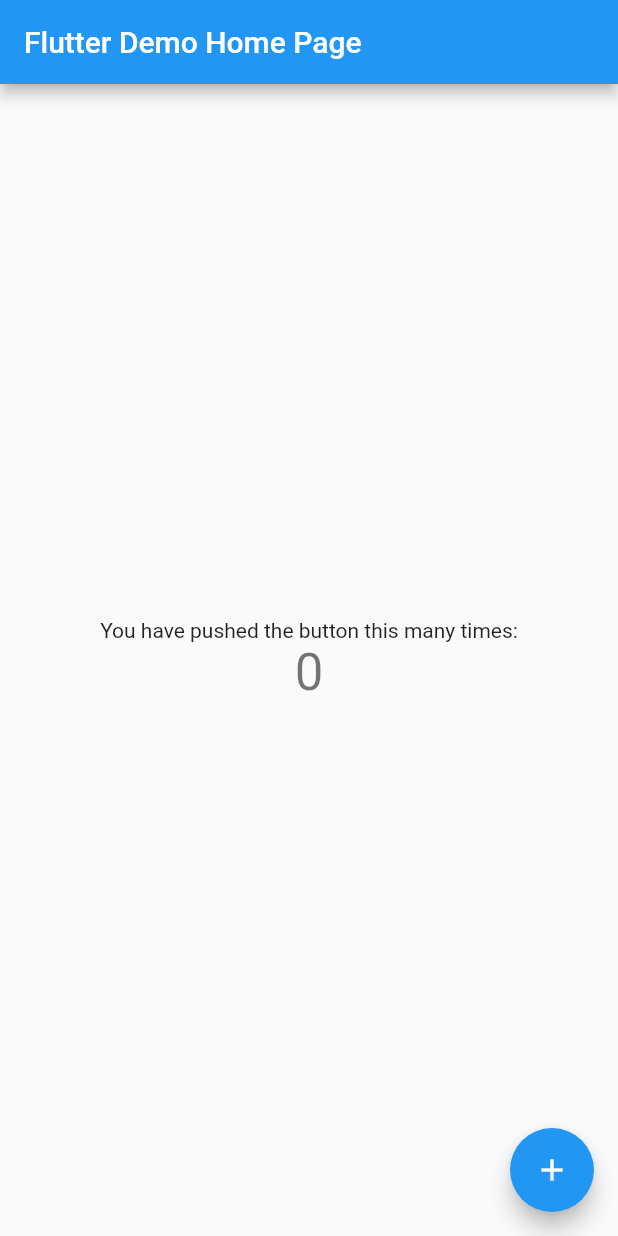
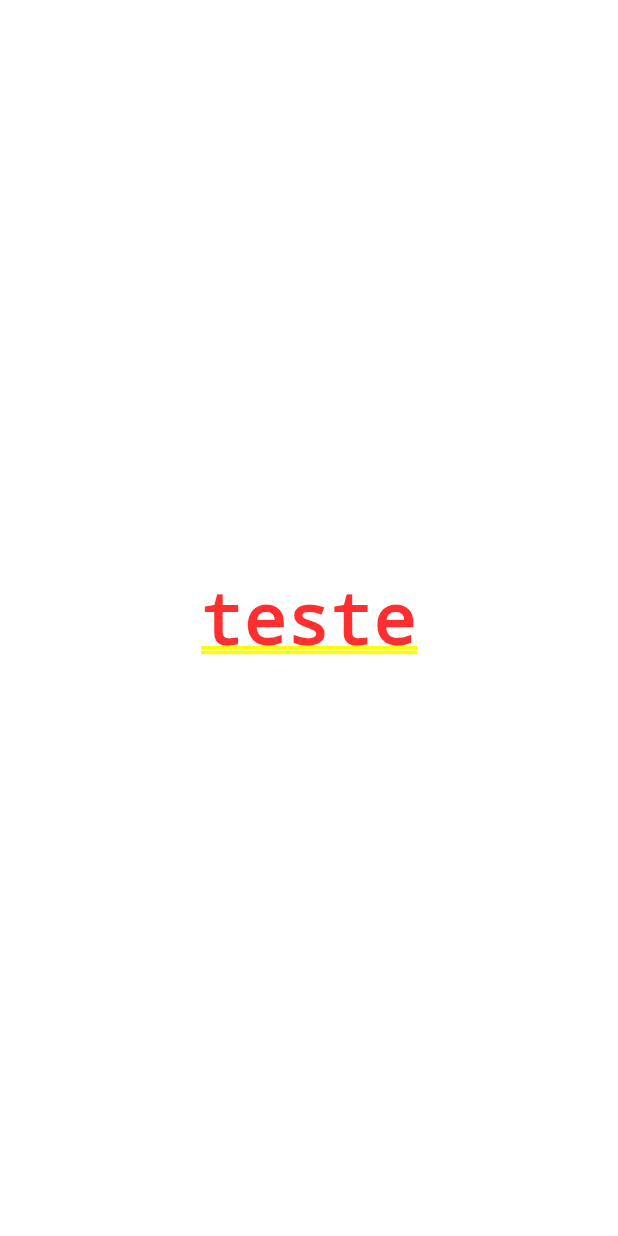
Before and after one commit to jtandrelevicius/example_flutter, a Flutter app: the screen it shows after launch, on a phone screen of 412 x 824 dp. Run offline on Flutter 3.47's test engine with Material 2 defaults, Android fonts, the phone set to English and light mode, and no system bars.

Commit message:
create project

```diff
--- a/lib/main.dart
+++ b/lib/main.dart
@@ -1,115 +1,23 @@
 import 'package:flutter/material.dart';
 
-void main() {
-  runApp(const MyApp());
+main() {
+  runApp(AppWidget(
+    stringTitle: 'Teste de texto',
+  ));
 }
 
-class MyApp extends StatelessWidget {
-  const MyApp({Key? key}) : super(key: key);
+class AppWidget extends StatelessWidget {
+  final String stringTitle;
 
-  // This widget is the root of your application.
+  const AppWidget({Key? key, required this.stringTitle}) : super(key: key);
+
   @override
   Widget build(BuildContext context) {
     return MaterialApp(
-      title: 'Flutter Demo',
-      theme: ThemeData(
-        // This is the theme of your application.
-        //
-        // Try running your application with "flutter run". You'll see the
-        // application has a blue toolbar. Then, without quitting the app, try
-        // changing the primarySwatch below to Colors.green and then invoke
-        // "hot reload" (press "r" in the console where you ran "flutter run",
-        // or simply save your changes to "hot reload" in a Flutter IDE).
-        // Notice that the counter didn't reset back to zero; the application
-        // is not restarted.
-        primarySwatch: Colors.blue,
+      theme: ThemeData(primarySwatch: Colors.blue),
+      home: Container(
+        child: Center(child: Text('teste')),
       ),
-      home: const MyHomePage(title: 'Flutter Demo Home Page'),
     );
   }
 }
-
-class MyHomePage extends StatefulWidget {
-  const MyHomePage({Key? key, required this.title}) : super(key: key);
-
-  // This widget is the home page of your application. It is stateful, meaning
-  // that it has a State object (defined below) that contains fields that affect
-  // how it looks.
-
-  // This class is the configuration for the state. It holds the values (in this
-  // case the title) provided by the parent (in this case the App widget) and
-  // used by the build method of the State. Fields in a Widget subclass are
-  // always marked "final".
-
-  final String title;
-
-  @override
-  State<MyHomePage> createState() => _MyHomePageState();
-}
-
-class _MyHomePageState extends State<MyHomePage> {
-  int _counter = 0;
-
-  void _incrementCounter() {
-    setState(() {
-      // This call to setState tells the Flutter framework that something has
-      // changed in this State, which causes it to rerun the build method below
-      // so that the display can reflect the updated values. If we changed
-      // _counter without calling setState(), then the build method would not be
-      // called again, and so nothing would appear to happen.
-      _counter++;
-    });
-  }
-
-  @override
-  Widget build(BuildContext context) {
-    // This method is rerun every time setState is called, for instance as done
-    // by the _incrementCounter method above.
-    //
-    // The Flutter framework has been optimized to make rerunning build methods
-    // fast, so that you can just rebuild anything that needs updating rather
-    // than having to individually change instances of widgets.
-    return Scaffold(
-      appBar: AppBar(
-        // Here we take the value from the MyHomePage object that was created by
-        // the App.build method, and use it to set our appbar title.
-        title: Text(widget.title),
-      ),
-      body: Center(
-        // Center is a layout widget. It takes a single child and positions it
-        // in the middle of the parent.
-        child: Column(
-          // Column is also a layout widget. It takes a list of children and
-          // arranges them vertically. By default, it sizes itself to fit its
-          // children horizontally, and tries to be as tall as its parent.
-          //
-          // Invoke "debug painting" (press "p" in the console, choose the
-          // "Toggle Debug Paint" action from the Flutter Inspector in Android
-          // Studio, or the "Toggle Debug Paint" command in Visual Studio Code)
-          // to see the wireframe for each widget.
-          //
-          // Column has various properties to control how it sizes itself and
-          // how it positions its children. Here we use mainAxisAlignment to
-          // center the children vertically; the main axis here is the vertical
-          // axis because Columns are vertical (the cross axis would be
-          // horizontal).
-          mainAxisAlignment: MainAxisAlignment.center,
-          children: <Widget>[
-            const Text(
-              'You have pushed the button this many times:',
-            ),
-            Text(
-              '$_counter',
-              style: Theme.of(context).textTheme.headline4,
-            ),
-          ],
-        ),
-      ),
-      floatingActionButton: FloatingActionButton(
-        onPressed: _incrementCounter,
-        tooltip: 'Increment',
-        child: const Icon(Icons.add),
-      ), // This trailing comma makes auto-formatting nicer for build methods.
-    );
-  }
-}
```
Also changed, not shown: 1 other file.
